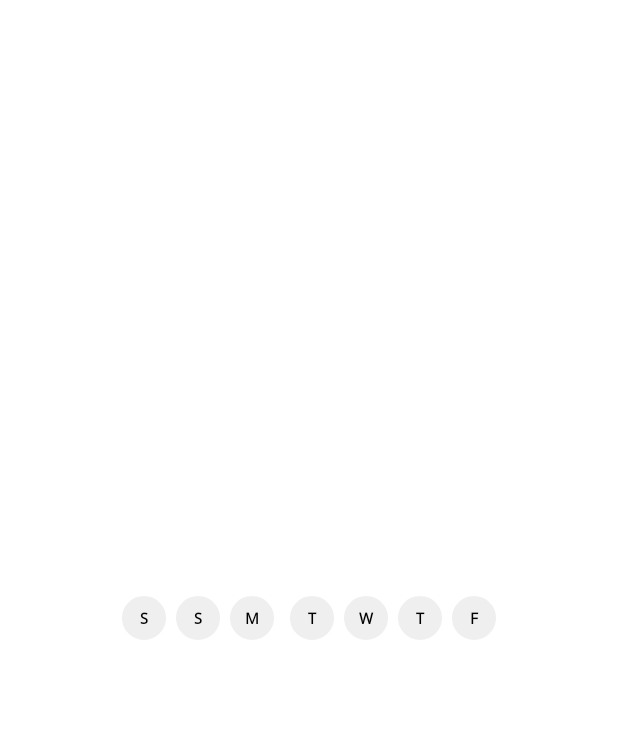
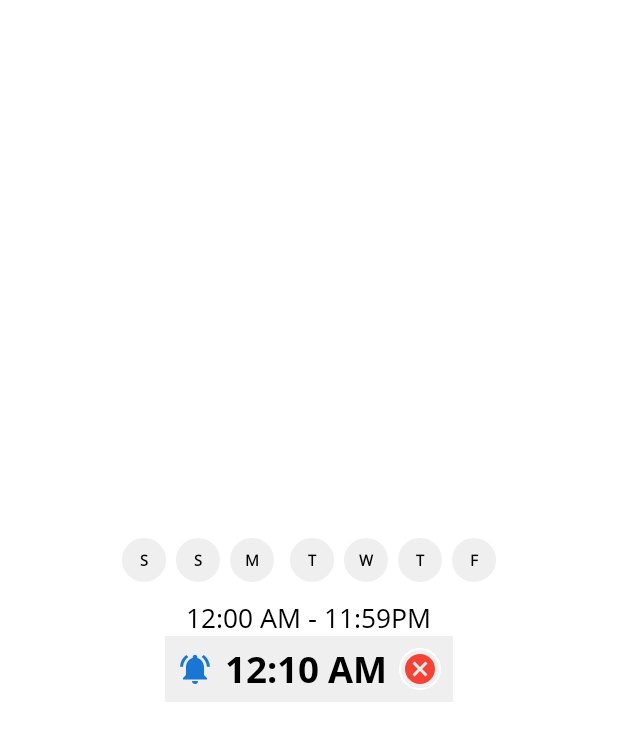
Before and after one commit to fcat97/Mohaasaba, an Android app: the layout view_days_selector.xml on its own in the app's theme, with its tools: preview values and no code run, on a phone screen of 412 x 824 dp. Shown: the top 741 px of the screen. Run offline under Robolectric (Android 15) with nearby library versions, the phone set to English and light mode, and no system bars.

Commit message:
new items

```diff
--- a/app/src/main/java/com/example/mohaasaba/helper/ViewMaker.java
+++ b/app/src/main/java/com/example/mohaasaba/helper/ViewMaker.java
@@ -165,6 +165,10 @@ public class ViewMaker {
         private TextView thu;
         private TextView fri;
 
+        private TextView timeSpanTextView;
+        private TextView notifyTimeTextView;
+        private ImageView cancelButtonImageView;
+
         public boolean saturday = false;
         public boolean sunday = false;
         public boolean monday = false;
@@ -183,6 +187,10 @@ public class ViewMaker {
             wed = rootView.findViewById(R.id.wednesdayLabel_DaysSelectorView);
             thu = rootView.findViewById(R.id.thursdayLabel_DaysSelectorView);
             fri = rootView.findViewById(R.id.fridayLabel_DaysSelectorView);
+
+            timeSpanTextView = rootView.findViewById(R.id.timeSpan_TextView_DateSelectorView);
+            notifyTimeTextView = rootView.findViewById(R.id.notifyTime_TextView_DateSelectorView);
+            cancelButtonImageView = rootView.findViewById(R.id.cancelButton_ImageView_DateSelectorView);
 
             // Set onClickListener to all views
             sat.setOnClickListener(this);
--- a/app/src/main/res/layout/view_days_selector.xml
+++ b/app/src/main/res/layout/view_days_selector.xml
@@ -1,14 +1,15 @@
 <?xml version="1.0" encoding="utf-8"?>
-<LinearLayout
-    xmlns:android="http://schemas.android.com/apk/res/android"
+<RelativeLayout xmlns:android="http://schemas.android.com/apk/res/android"
     android:layout_width="wrap_content"
     android:layout_height="wrap_content"
+    xmlns:app="http://schemas.android.com/apk/res-auto"
     android:layout_gravity="center"
     android:orientation="horizontal"
     android:gravity="center"
     android:padding="2dp">
 
     <LinearLayout
+        android:id="@+id/linearLayout1_DateSelectorView"
         android:layout_width="wrap_content"
         android:layout_height="wrap_content"
         android:layout_marginEnd="@dimen/dimen_mini"
@@ -45,9 +46,11 @@
             android:background="@drawable/button_circle_ripple"/>
     </LinearLayout>
     <LinearLayout
+        android:id="@+id/linearLayout2_DateSelectorView"
         android:layout_width="wrap_content"
         android:layout_height="wrap_content"
-        android:layout_gravity="center_horizontal">
+        android:layout_gravity="center_horizontal"
+        android:layout_toEndOf="@id/linearLayout1_DateSelectorView">
         <TextView
             android:id="@+id/tuesdayLabel_DaysSelectorView"
             android:layout_width="32dp"
@@ -89,5 +92,46 @@
             android:textAppearance="@style/textMini"
             android:background="@drawable/button_circle_ripple"/>
     </LinearLayout>
-
-</LinearLayout>
+    <TextView
+        android:id="@+id/timeSpan_TextView_DateSelectorView"
+        android:layout_width="wrap_content"
+        android:layout_height="wrap_content"
+        android:text="12:00 AM - 11:59PM"
+        android:textAppearance="@style/textMedium"
+        android:layout_below="@id/linearLayout2_DateSelectorView"
+        android:layout_centerHorizontal="true"
+        android:layout_marginTop="@dimen/dimen_small"/>
+    <RelativeLayout
+        android:layout_width="wrap_content"
+        android:layout_height="wrap_content"
+        android:layout_centerHorizontal="true"
+        android:background="@drawable/button_ripple_gray"
+        android:layout_below="@id/timeSpan_TextView_DateSelectorView">
+        <ImageView
+            android:id="@+id/bellIcon_ImageView_DateSelectorView"
+            android:layout_width="wrap_content"
+            android:layout_height="wrap_content"
+            android:src="@drawable/ic_bell"
+            app:tint="@color/colorBlueDark"
+            android:layout_margin="@dimen/dimen_small"
+            android:layout_centerVertical="true"/>
+        <TextView
+            android:id="@+id/notifyTime_TextView_DateSelectorView"
+            android:layout_width="wrap_content"
+            android:layout_height="wrap_content"
+            android:text="@string/demo_time"
+            android:layout_centerVertical="true"
+            android:textAppearance="@style/textLarge.Bold"
+            android:layout_toEndOf="@id/bellIcon_ImageView_DateSelectorView"/>
+        <ImageView
+            android:id="@+id/cancelButton_ImageView_DateSelectorView"
+            android:layout_width="wrap_content"
+            android:layout_height="wrap_content"
+            android:background="@drawable/button_circle_ripple"
+            android:src="@drawable/ic_cancel"
+            app:tint="@color/colorRed"
+            android:layout_centerVertical="true"
+            android:layout_margin="@dimen/dimen_small"
+            android:layout_toEndOf="@id/notifyTime_TextView_DateSelectorView"/>
+    </RelativeLayout>
+</RelativeLayout>
--- a/app/src/main/res/values/strings.xml
+++ b/app/src/main/res/values/strings.xml
@@ -22,7 +22,7 @@
     <string name="label_text">Label</string>
     <string name="reminder_time">Reminder Time</string>
     <string name="demo_date">Fri, 31 Jul 2020</string>
-    <string name="demo_time">12:10 am</string>
+    <string name="demo_time">12:10 AM</string>
     <string name="notify_text">Notify</string>
     <string name="repeat_text">Repeat Every</string>
     <string name="notify_before">Notify Before</string>
```
Also changed, not shown: 1 other file.
